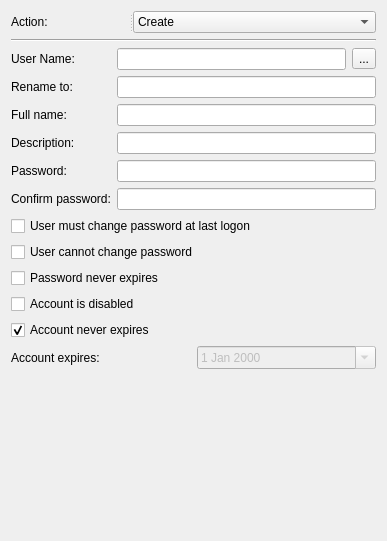
Old version of the form src/apps/mvvm-folders/local_users_and_groups/localuserwidget.ui in the repository august-alt/policy-preferences-editor-prototype.
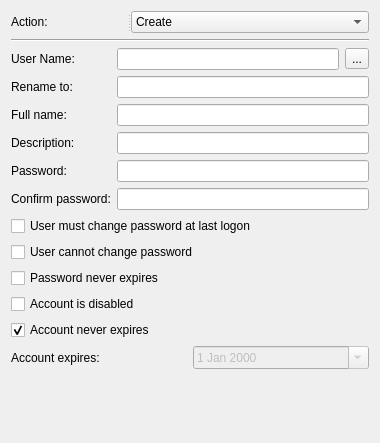
New version of the form.

Commit message: chore: fix ui file for local user widget

Patch:
```diff
--- a/src/apps/mvvm-folders/local_users_and_groups/localuserwidget.ui
+++ b/src/apps/mvvm-folders/local_users_and_groups/localuserwidget.ui
@@ -6,8 +6,8 @@
    <rect>
     <x>0</x>
     <y>0</y>
-    <width>387</width>
-    <height>541</height>
+    <width>380</width>
+    <height>443</height>
    </rect>
   </property>
   <property name="windowTitle">
```
Left out of the diff: 8 changed lines with no effect on the pictures.
